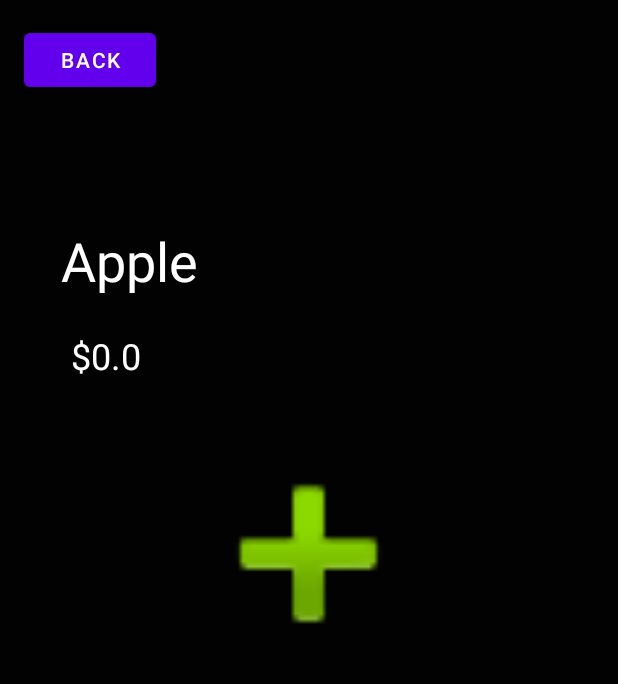
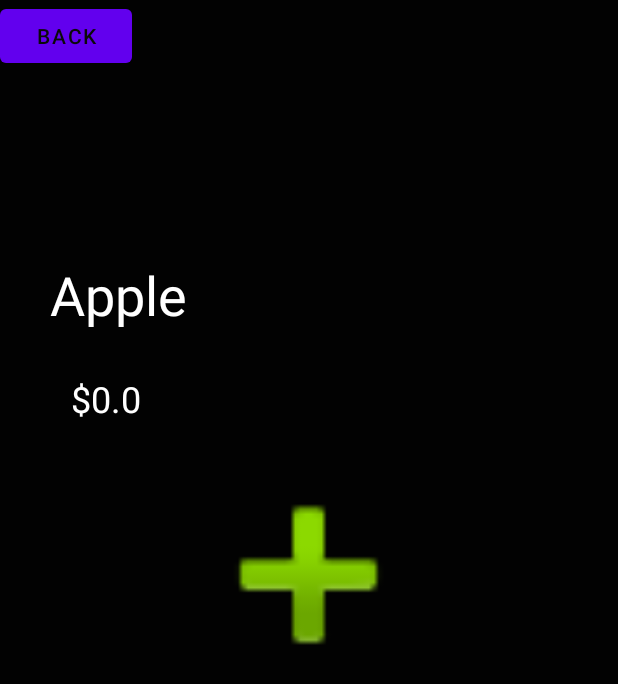
Before and after one commit to wzheng29/cse442-project-nottingham, an Android app: the layout activity_real_time.xml on its own in the app's theme, with its tools: preview values and no code run, on a phone screen of 412 x 824 dp. Shown: the top 684 px of the screen. Run offline under Robolectric (Android 15) with nearby library versions, the phone set to English and light mode, and no system bars.

Commit message:
Task #46:add the real_time activity to the AndroidManifest.xml

```diff
--- a/app/src/main/AndroidManifest.xml
+++ b/app/src/main/AndroidManifest.xml
@@ -10,6 +10,8 @@
         android:supportsRtl="true"
         android:theme="@style/Theme.Nottingham">
         <activity android:name=".quick_access"></activity>
+        <activity android:name=".real_time"></activity>
+
         <activity android:name=".MainActivity">
             <intent-filter>
                 <action android:name="android.intent.action.MAIN" />
--- a/app/src/main/java/com/example/nottingham/real_time.java
+++ b/app/src/main/java/com/example/nottingham/real_time.java
@@ -19,6 +19,7 @@ public class real_time extends AppCompatActivity {
     protected void onCreate(Bundle savedInstanceState) {
         super.onCreate(savedInstanceState);
         setContentView(R.layout.activity_real_time);
+
         // Back Button implementation
         backHome = (Button)findViewById(R.id.backHome);
         backHome.setBackgroundColor(Color.WHITE);
--- a/app/src/main/res/layout/activity_real_time.xml
+++ b/app/src/main/res/layout/activity_real_time.xml
@@ -10,13 +10,10 @@
         android:id="@+id/backHome"
         android:layout_width="wrap_content"
         android:layout_height="wrap_content"
-        android:layout_marginStart="16dp"
-        android:layout_marginLeft="16dp"
-        android:layout_marginTop="16dp"
         android:layout_marginEnd="307dp"
         android:layout_marginRight="307dp"
-        android:layout_marginBottom="667dp"
         android:text="Back"
+        android:textColor="#0B0A0A"
         app:layout_constraintBottom_toBottomOf="parent"
         app:layout_constraintEnd_toEndOf="parent"
         app:layout_constraintHorizontal_bias="0.0"
@@ -28,12 +25,12 @@
         android:id="@+id/stockName"
         android:layout_width="122dp"
         android:layout_height="52dp"
-        android:layout_marginStart="51dp"
-        android:layout_marginLeft="51dp"
+        android:layout_marginStart="40dp"
+        android:layout_marginLeft="40dp"
         android:layout_marginTop="19dp"
         android:layout_marginEnd="271dp"
         android:layout_marginRight="271dp"
-        android:layout_marginBottom="606dp"
+        android:layout_marginBottom="574dp"
         android:text="Apple"
         android:textColor="#FFFFFF"
         android:textSize="36sp"
@@ -53,14 +50,16 @@
         android:layout_marginTop="10dp"
         android:layout_marginEnd="318dp"
         android:layout_marginRight="318dp"
-        android:layout_marginBottom="562dp"
+        android:layout_marginBottom="542dp"
         android:text="$0.0"
         android:textColor="#FFFFFF"
         android:textSize="24sp"
         app:layout_constraintBottom_toBottomOf="parent"
         app:layout_constraintEnd_toEndOf="parent"
+        app:layout_constraintHorizontal_bias="1.0"
         app:layout_constraintStart_toStartOf="parent"
-        app:layout_constraintTop_toBottomOf="@+id/stockName" />
+        app:layout_constraintTop_toBottomOf="@+id/stockName"
+        app:layout_constraintVertical_bias="1.0" />
 
     <ImageView
         android:id="@+id/currentPriceTrend"
```
Also changed, not shown: app/src/main/java/com/example/nottingham/MainActivity.java (+15 -0 lines), app/src/main/res/layout/activity_main.xml (+7 -0 lines).
